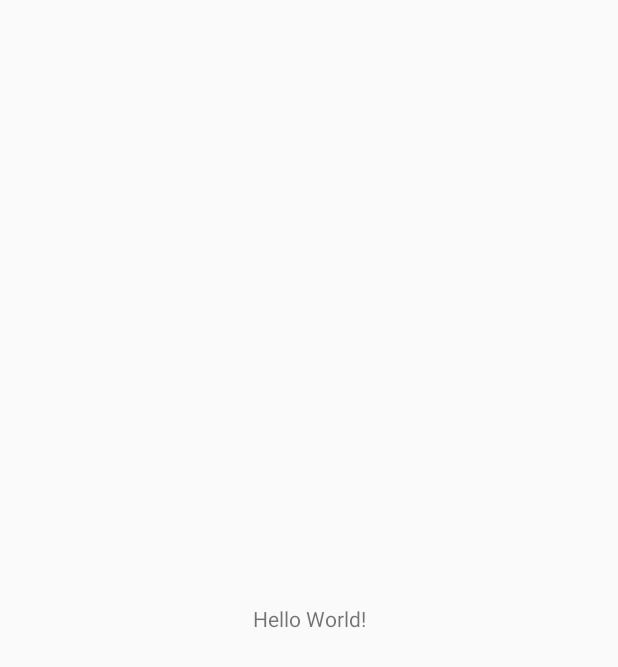
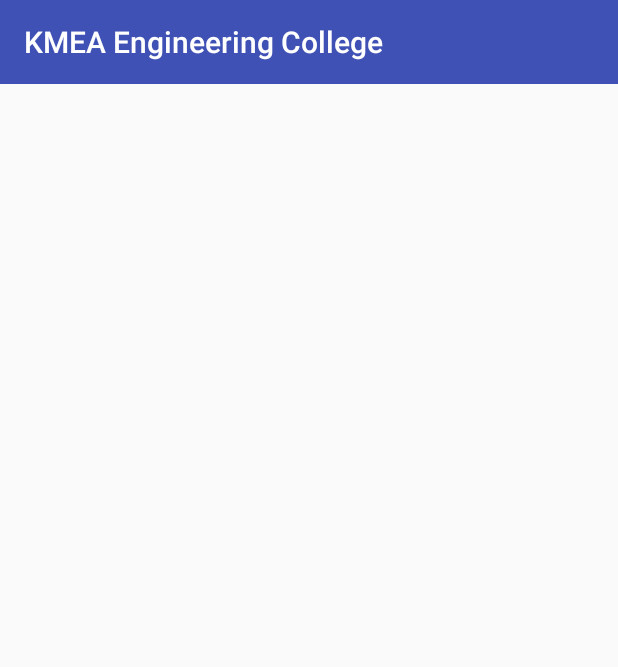
Before and after one commit to aslampr07/college, an Android app: the screen it shows after launch (MainActivity), on a phone screen of 412 x 824 dp. Before the commit the part shown is almost empty. Shown: the top 667 px of the screen. Run offline under Robolectric (Android 15) with nearby library versions, the phone set to English and light mode, and no system bars.

Commit message:
Added the App bar

```diff
--- a/app/src/main/java/com/company/aslam/college/MainActivity.kt
+++ b/app/src/main/java/com/company/aslam/college/MainActivity.kt
@@ -2,11 +2,17 @@ package com.company.aslam.college
 
 import android.support.v7.app.AppCompatActivity
 import android.os.Bundle
+import android.support.v7.widget.Toolbar
 
 class MainActivity : AppCompatActivity() {
 
     override fun onCreate(savedInstanceState: Bundle?) {
         super.onCreate(savedInstanceState)
         setContentView(R.layout.activity_main)
+
+        val mainToolbar = findViewById<Toolbar>(R.id.Home_ActionBar)
+        setSupportActionBar(mainToolbar)
+
     }
+
 }
--- a/app/src/main/res/layout/activity_main.xml
+++ b/app/src/main/res/layout/activity_main.xml
@@ -6,13 +6,17 @@
     android:layout_height="match_parent"
     tools:context=".MainActivity">
 
-    <TextView
-        android:layout_width="wrap_content"
+    <android.support.v7.widget.Toolbar
+        android:id="@+id/Home_ActionBar"
+        android:layout_width="match_parent"
         android:layout_height="wrap_content"
-        android:text="Hello World!"
-        app:layout_constraintBottom_toBottomOf="parent"
+        android:background="@color/colorPrimary"
+        app:titleTextColor="@color/white"
+        app:title="@string/college_name"
+        app:layout_constraintTop_toTopOf="parent"
+        app:layout_constraintRight_toRightOf="parent"
         app:layout_constraintLeft_toLeftOf="parent"
-        app:layout_constraintRight_toRightOf="parent"
-        app:layout_constraintTop_toTopOf="parent" />
+        >
+    </android.support.v7.widget.Toolbar>
 
 </android.support.constraint.ConstraintLayout>
--- a/app/src/main/res/values/colors.xml
+++ b/app/src/main/res/values/colors.xml
@@ -3,4 +3,6 @@
     <color name="colorPrimary">#3F51B5</color>
     <color name="colorPrimaryDark">#303F9F</color>
     <color name="colorAccent">#FF4081</color>
+
+    <color name="white">#FFFFFF</color>
 </resources>
--- a/app/src/main/res/values/strings.xml
+++ b/app/src/main/res/values/strings.xml
@@ -1,3 +1,4 @@
 <resources>
     <string name="app_name">College</string>
+    <string name="college_name">KMEA Engineering College</string>
 </resources>
```
